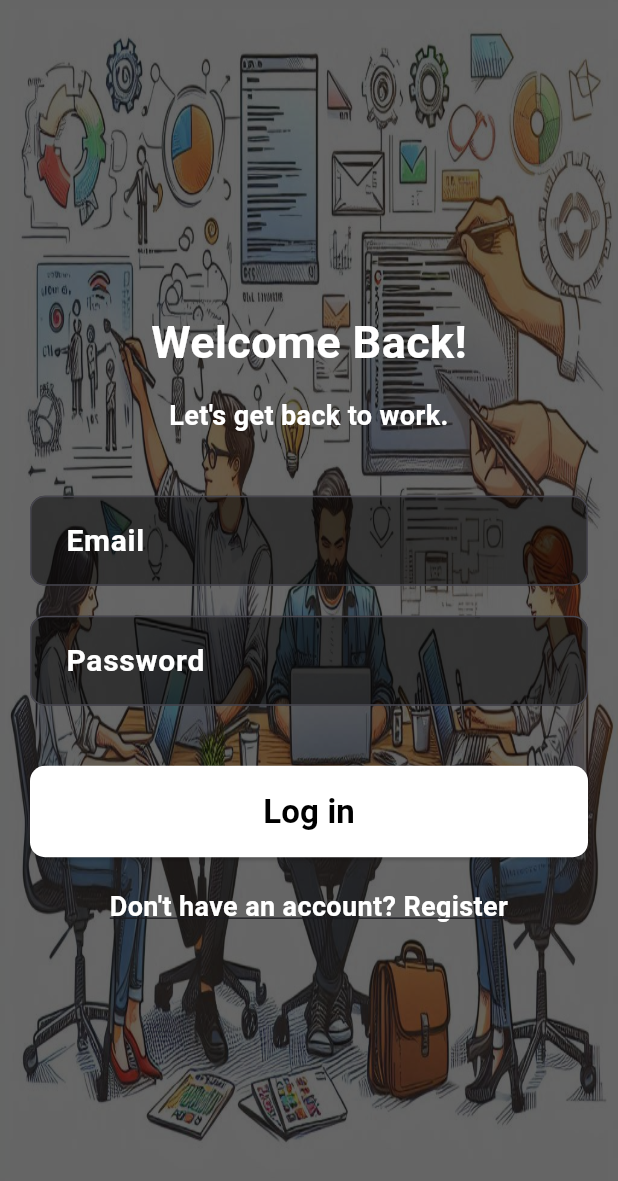
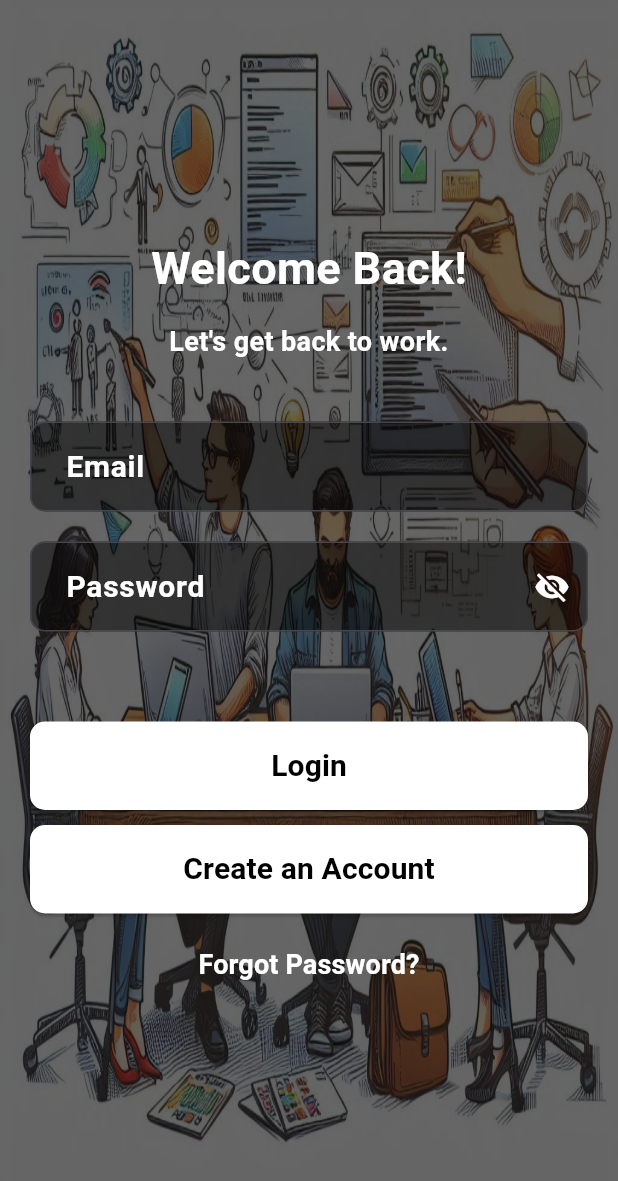
Before and after one commit to beyzacoban/OUA-Bootcamp-2024, a Flutter app: the screen it shows after launch, after a tap on "Get Started", on a phone screen of 412 x 824 dp. Shown: the top 1181 px of the screen. Run offline on Flutter 3.47's test engine with Material 3 defaults, Android fonts, the phone set to English and light mode, and no system bars; our stand-ins replace firebase_auth, firebase_core, flutter_dotenv, google_generative_ai, image_picker, shared_preferences; accounts and stored records are empty; network calls fail.

Commit message:
Updated login_register_page

```diff
--- a/lib/main.dart
+++ b/lib/main.dart
@@ -1,5 +1,6 @@
 import 'package:firebase_core/firebase_core.dart';
 import 'package:flutter/material.dart';
+// ignore: unused_import
 import 'package:flutter_dotenv/flutter_dotenv.dart';
 
 import 'firebase_options.dart';
--- a/lib/pages/ai_assistant_page.dart
+++ b/lib/pages/ai_assistant_page.dart
@@ -3,7 +3,7 @@ import 'package:flutter/material.dart';
 import 'package:flutter/services.dart' show rootBundle;
 import 'package:google_generative_ai/google_generative_ai.dart';
 
-const apiKey = '';
+const apiKey = 'AIzaSyAjhEEJNT2_kVYTvknNzGqdH3-DFeFEqPU';
 
 class AiAssistantPage extends StatefulWidget {
   const AiAssistantPage({Key? key}) : super(key: key);
@@ -20,7 +20,7 @@ class _AiAssistantPageState extends State<AiAssistantPage> {
     apiKey: apiKey,
   );
 
-  Map<String, String> _teamHubInfo = {};
+  final Map<String, String> _teamHubInfo = {};
 
   @override
   void initState() {
--- a/lib/pages/login_register_page.dart
+++ b/lib/pages/login_register_page.dart
@@ -13,13 +13,22 @@ class LoginRegisterPage extends StatefulWidget {
 class _LoginRegisterPageState extends State<LoginRegisterPage> {
   final TextEditingController emailController = TextEditingController();
   final TextEditingController passwordController = TextEditingController();
+  final TextEditingController confirmPasswordController =
+      TextEditingController();
   final TextEditingController firstNameController = TextEditingController();
   final TextEditingController lastNameController = TextEditingController();
   final TextEditingController userNameController = TextEditingController();
   bool isLogin = true;
+  bool isPasswordVisible = false;
   String? errorMessage;
 
   Future<void> createUser() async {
+    if (passwordController.text != confirmPasswordController.text) {
+      setState(() {
+        errorMessage = "Passwords do not match!";
+      });
+      return;
+    }
     try {
       await Auth().createUser(
         email: emailController.text,
@@ -29,6 +38,7 @@ class _LoginRegisterPageState extends State<LoginRegisterPage> {
         isLogin = true;
         emailController.clear();
         passwordController.clear();
+        confirmPasswordController.clear();
         firstNameController.clear();
         lastNameController.clear();
         userNameController.clear();
@@ -49,7 +59,7 @@ class _LoginRegisterPageState extends State<LoginRegisterPage> {
       navigateToHomePage();
     } on FirebaseAuthException catch (e) {
       setState(() {
-        errorMessage = e.message;
+        errorMessage = "Invalid email or password!";
       });
     }
   }
@@ -58,6 +68,99 @@ class _LoginRegisterPageState extends State<LoginRegisterPage> {
     Navigator.pushReplacement(
       context,
       MaterialPageRoute(builder: (context) => const HomePage()),
+    );
+  }
+
+  void showResetPasswordDialog() {
+    final TextEditingController resetEmailController = TextEditingController();
+    final TextEditingController newPasswordController = TextEditingController();
+    final TextEditingController confirmNewPasswordController =
+        TextEditingController();
+
+    showDialog(
+      context: context,
+      builder: (context) {
+        return AlertDialog(
+          title: const Text('Reset Password',
+              style: TextStyle(fontSize: 24, fontWeight: FontWeight.bold)),
+          content: Column(
+            mainAxisSize: MainAxisSize.min,
+            children: [
+              TextField(
+                controller: resetEmailController,
+                decoration: const InputDecoration(
+                  hintText: "Enter your email",
+                  hintStyle: TextStyle(color: Colors.grey),
+                  filled: true,
+                  fillColor: Colors.white,
+                  border: OutlineInputBorder(
+                    borderRadius: BorderRadius.all(Radius.circular(10.0)),
+                  ),
+                ),
+              ),
+              const SizedBox(height: 10),
+              TextField(
+                controller: newPasswordController,
+                obscureText: true,
+                decoration: const InputDecoration(
+                  hintText: "Enter new password",
+                  hintStyle: TextStyle(color: Colors.grey),
+                  filled: true,
+                  fillColor: Colors.white,
+                  border: OutlineInputBorder(
+                    borderRadius: BorderRadius.all(Radius.circular(10.0)),
+                  ),
+                ),
+              ),
+              const SizedBox(height: 10),
+              TextField(
+                controller: confirmNewPasswordController,
+                obscureText: true,
+                decoration: const InputDecoration(
+                  hintText: "Confirm new password",
+                  hintStyle: TextStyle(color: Colors.grey),
+                  filled: true,
+                  fillColor: Colors.white,
+                  border: OutlineInputBorder(
+                    borderRadius: BorderRadius.all(Radius.circular(10.0)),
+                  ),
+                ),
+              ),
+            ],
+          ),
+          actions: [
+            TextButton(
+              onPressed: () async {
+                if (newPasswordController.text !=
+                    confirmNewPasswordController.text) {
+                  setState(() {
+                    errorMessage = "Passwords do not match!";
+                  });
+                  return;
+                }
+                try {
+                  await FirebaseAuth.instance
+                      .sendPasswordResetEmail(email: resetEmailController.text);
+                  Navigator.of(context).pop();
+                } on FirebaseAuthException catch (e) {
+                  setState(() {
+                    errorMessage = e.message;
+                  });
+                }
+              },
+              child: const Text('Reset Password',
+                  style: TextStyle(color: Colors.black)),
+            ),
+            TextButton(
+              onPressed: () {
+                Navigator.of(context).pop();
+              },
+              child:
+                  const Text('Cancel', style: TextStyle(color: Colors.black)),
+            ),
+          ],
+        );
+      },
     );
   }
 
@@ -92,6 +195,7 @@ class _LoginRegisterPageState extends State<LoginRegisterPage> {
     TextEditingController controller,
     String hintText, {
     bool obscureText = false,
+    Widget? suffixIcon,
   }) {
     return TextField(
       controller: controller,
@@ -108,6 +212,7 @@ class _LoginRegisterPageState extends State<LoginRegisterPage> {
         fillColor: Colors.black.withOpacity(0.5),
         contentPadding:
             const EdgeInsets.symmetric(vertical: 15, horizontal: 20),
+        suffixIcon: suffixIcon,
       ),
       style: const TextStyle(
         fontSize: 20,
@@ -159,8 +264,44 @@ class _LoginRegisterPageState extends State<LoginRegisterPage> {
                   ],
                   buildTextField(emailController, "Email"),
                   const SizedBox(height: 20),
-                  buildTextField(passwordController, "Password",
-                      obscureText: true),
+                  buildTextField(
+                    passwordController,
+                    "Password",
+                    obscureText: !isPasswordVisible,
+                    suffixIcon: IconButton(
+                      icon: Icon(
+                        isPasswordVisible
+                            ? Icons.visibility
+                            : Icons.visibility_off,
+                        color: Colors.white,
+                      ),
+                      onPressed: () {
+                        setState(() {
+                          isPasswordVisible = !isPasswordVisible;
+                        });
+                      },
+                    ),
+                  ),
+                  const SizedBox(height: 20),
+                  if (!isLogin)
+                    buildTextField(
+                      confirmPasswordController,
+                      "Confirm Password",
+                      obscureText: !isPasswordVisible,
+                      suffixIcon: IconButton(
+                        icon: Icon(
+                          isPasswordVisible
+                              ? Icons.visibility
+                              : Icons.visibility_off,
+                          color: Colors.white,
+                        ),
+                        onPressed: () {
+                          setState(() {
+                            isPasswordVisible = !isPasswordVisible;
+                          });
+                        },
+                      ),
+                    ),
                   const SizedBox(height: 20),
                   if (errorMessage != null)
                     Text(
@@ -190,33 +331,49 @@ class _LoginRegisterPageState extends State<LoginRegisterPage> {
                       ),
                     ),
                     child: Text(
-                      isLogin ? "Log in" : "Register",
+                      isLogin ? 'Login' : 'Register',
                       style: const TextStyle(
-                        fontSize: 22,
+                        fontSize: 20,
                         fontWeight: FontWeight.bold,
                       ),
                     ),
                   ),
-                  const SizedBox(height: 20),
-                  GestureDetector(
-                    onTap: () {
+                  const SizedBox(height: 10),
+                  ElevatedButton(
+                    onPressed: () {
                       setState(() {
                         isLogin = !isLogin;
                       });
                     },
+                    style: ElevatedButton.styleFrom(
+                      foregroundColor: Colors.black,
+                      backgroundColor: Colors.white,
+                      padding: const EdgeInsets.symmetric(vertical: 15),
+                      shape: RoundedRectangleBorder(
+                        borderRadius: BorderRadius.circular(10.0),
+                      ),
+                    ),
                     child: Text(
-                      isLogin
-                          ? "Don't have an account? Register"
-                          : "Already have an account? Login",
-                      textAlign: TextAlign.center,
+                      isLogin ? 'Create an Account' : 'Have an Account? Login',
                       style: const TextStyle(
-                        color: Colors.white,
-                        fontSize: 18,
+                        fontSize: 20,
                         fontWeight: FontWeight.bold,
-                        decoration: TextDecoration.underline,
                       ),
                     ),
                   ),
+                  const SizedBox(height: 10),
+                  if (isLogin)
+                    TextButton(
+                      onPressed: showResetPasswordDialog,
+                      child: const Text(
+                        'Forgot Password?',
+                        style: TextStyle(
+                          color: Colors.white,
+                          fontSize: 18,
+                          fontWeight: FontWeight.bold,
+                        ),
+                      ),
+                    ),
                 ],
               ),
             ),
--- a/lib/pages/messages_page.dart
+++ b/lib/pages/messages_page.dart
@@ -53,7 +53,7 @@ class _MessagesPageState extends State<MessagesPage> {
                     margin: const EdgeInsets.symmetric(vertical: 2.0),
                     decoration: BoxDecoration(
                       color: _messages[index]['sender'] == 'Me'
-                          ? Color(0xFF546E7A)
+                          ? const Color(0xFF546E7A)
                           : Colors.grey[300],
                       borderRadius: BorderRadius.circular(8.0),
                     ),
@@ -65,7 +65,7 @@ class _MessagesPageState extends State<MessagesPage> {
                           style: TextStyle(
                             fontWeight: FontWeight.bold,
                             color: _messages[index]['sender'] == 'Me'
-                                ? Color(0xFF546E7A)
+                                ? const Color(0xFF546E7A)
                                 : Colors.black,
                           ),
                         ),
```
